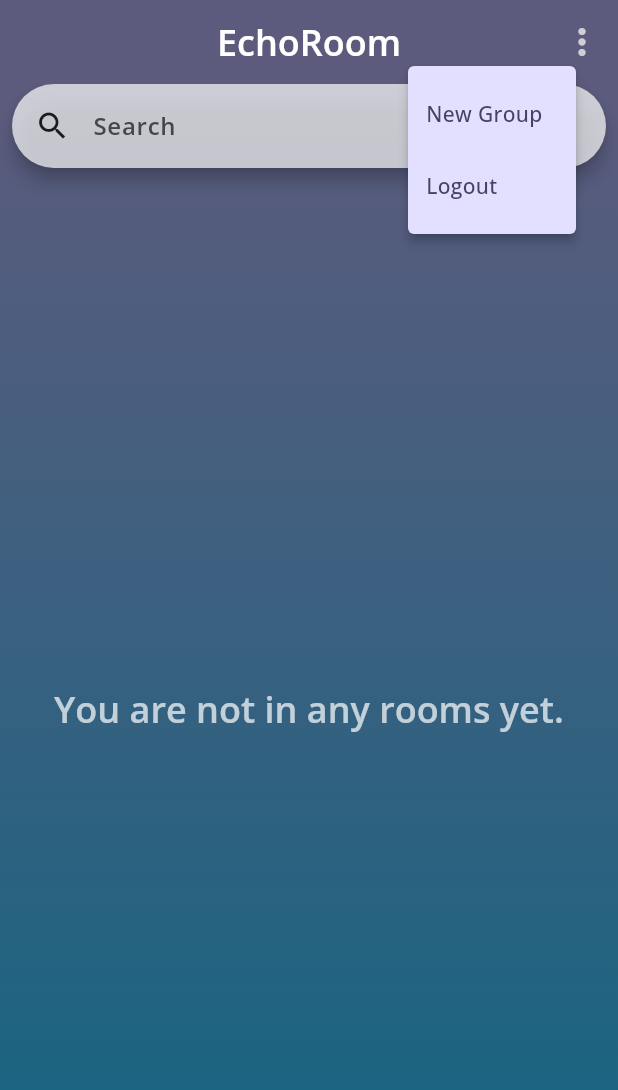
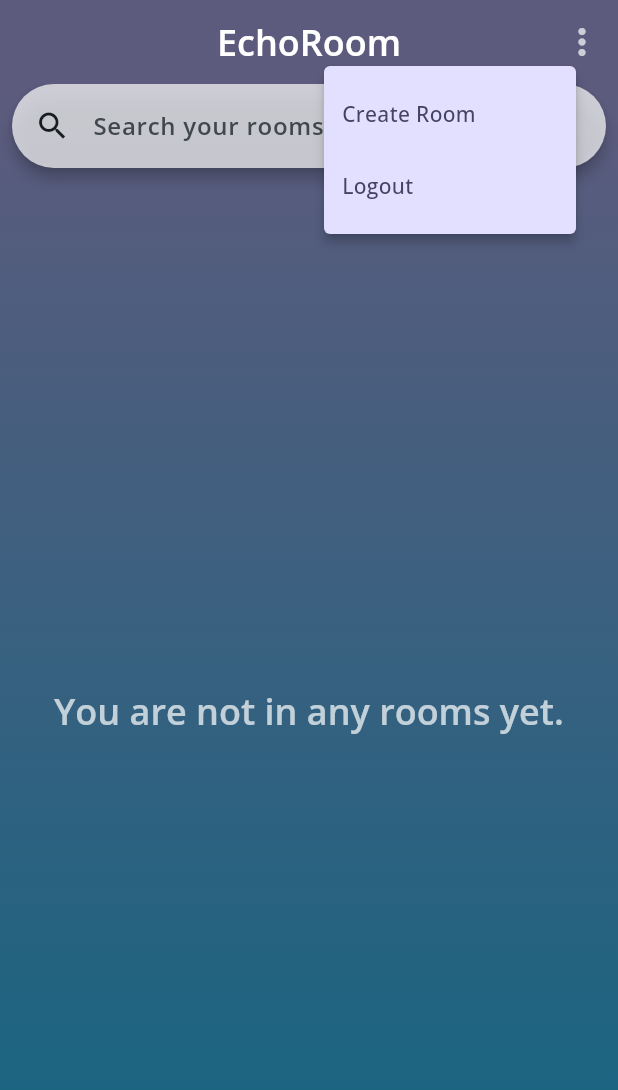
Before and after one commit to priyanshjain117/EchoRoom, a Flutter app: the screen it shows once a user with an empty profile is signed in, after a tap on the "more vert" icon, on a phone screen of 412 x 824 dp. Shown: the top 1090 px of the screen. Run offline on Flutter 3.47's test engine with Material 3 defaults, Android fonts, the phone set to English and light mode, and no system bars; our stand-ins replace cloud_firestore, firebase_auth, firebase_core, google_fonts, image_picker; accounts and stored records are empty.

Commit message:
adding creating room feature and showing real time rooms of user

```diff
--- a/chat_app/lib/main.dart
+++ b/chat_app/lib/main.dart
@@ -41,7 +41,8 @@ class _AppState extends State<App> {
   @override
   Widget build(BuildContext context) {
     return MaterialApp(
-      title: 'FlutterChat',
+      title: 'EchoRoom',
+      debugShowCheckedModeBanner: false,
       theme: ThemeData().copyWith(
         colorScheme: ColorScheme.fromSeed(
           seedColor: const Color.fromARGB(214, 66, 197, 245),
--- a/chat_app/lib/widgets/app_bar_menu.dart
+++ b/chat_app/lib/widgets/app_bar_menu.dart
@@ -1,3 +1,4 @@
+import 'package:chat_app/screens/create_room.dart';
 import 'package:firebase_auth/firebase_auth.dart';
 import 'package:flutter/material.dart';
 
@@ -23,12 +24,12 @@ class AppBarMenu extends StatelessWidget {
         );
         final RelativeRect position = RelativeRect.fromLTRB(
           offset.dx,
-          offset.dy + 40, // Shift down from the icon
+          offset.dy + 40,
           overlay.size.width - offset.dx - 20,
           0,
         );
 
-        final selectedItem = await showMenu<String>(
+        await showMenu<String>(
           context: context,
           color: Theme.of(context).colorScheme.tertiaryContainer,
           position: position,
@@ -37,12 +38,19 @@ class AppBarMenu extends StatelessWidget {
             PopupMenuItem(
               value: 'new_group',
               child: Text(
-                'New Group',
+                'Create Room',
                 style: Theme.of(context).textTheme.bodyMedium!.copyWith(
                       color: Theme.of(context).colorScheme.onTertiaryContainer,
                       fontWeight: FontWeight.w500,
                     ),
               ),
+              onTap: () {
+                Navigator.of(context).push(
+                  MaterialPageRoute(
+                    builder: (context) => CreateRoom(),
+                  ),
+                );
+              },
             ),
             PopupMenuItem(
               value: 'logout',
@@ -57,14 +65,6 @@ class AppBarMenu extends StatelessWidget {
             ),
           ],
         );
-
-        if (selectedItem == 'new_group') {
-          print('NewGroup');
-        } else if (selectedItem == 'logout') {
-          print('logout');
-        } else {
-          print('none');
-        }
       },
     );
   }
--- a/chat_app/lib/widgets/custom_search_bar.dart
+++ b/chat_app/lib/widgets/custom_search_bar.dart
@@ -10,53 +10,30 @@ class CustomSearchBar extends StatefulWidget {
 }
 
 class _CustomSearchBarState extends State<CustomSearchBar> {
+  final FirebaseFirestore firestore = FirebaseFirestore.instance;
   final TextEditingController _searchInput = TextEditingController();
-  final _focusNode = FocusNode();
+  final FocusNode _focusNode = FocusNode();
 
-  List<Map<String, dynamic>> myRooms = [];
-  List<Map<String, dynamic>> suggestedRooms = [];
+  final String currentUserId = FirebaseAuth.instance.currentUser!.uid;
 
-  String currentUserId = FirebaseAuth.instance.currentUser!.uid;
+  late final Stream<QuerySnapshot> _roomsStream;
 
   bool _isFocused = false;
-
-  Future<void> fetchUserRooms() async {
-    final snapshot = await FirebaseFirestore.instance
-        .collection('rooms')
-        .where('members', arrayContains: currentUserId)
-        .get();
-
-    final userRooms =
-        snapshot.docs.map((doc) => {'id': doc.id, ...doc.data()}).toList();
-
-    setState(() {
-      myRooms = userRooms;
-    });
-  }
-
-  void _updateSuggestion(String search) {
-    if (search.trim().isEmpty) {
-      setState(() => suggestedRooms = []);
-      return;
-    }
-
-    setState(() {
-      suggestedRooms = myRooms
-          .where((room) => room['name']
-              .toString()
-              .toLowerCase()
-              .contains(search.toLowerCase()))
-          .toList();
-    });
-  }
 
   @override
   void initState() {
     super.initState();
-    fetchUserRooms();
+
+    _roomsStream = firestore
+        .collection('rooms')
+        .where('members', arrayContains: currentUserId)
+        .orderBy('createdAt', descending: true)
+        .snapshots();
+
     _searchInput.addListener(() {
-      _updateSuggestion(_searchInput.text);
+      setState(() {}); // Triggers rebuild for search results
     });
+
     _focusNode.addListener(() {
       setState(() {
         _isFocused = _focusNode.hasFocus;
@@ -71,7 +48,92 @@ class _CustomSearchBarState extends State<CustomSearchBar> {
     super.dispose();
   }
 
-  bool get _showSuggestions => _searchInput.text.trim().isNotEmpty;
+  bool get _showSuggestions =>
+      _searchInput.text.trim().isNotEmpty && _isFocused;
+
+  List<QueryDocumentSnapshot> _filterRooms(QuerySnapshot snapshot) {
+    final query = _searchInput.text.toLowerCase();
+    return snapshot.docs.where((doc) {
+      final name = doc['name']?.toString().toLowerCase() ?? '';
+      return name.contains(query);
+    }).toList();
+  }
+
+  Widget _buildMainList(AsyncSnapshot<QuerySnapshot> snapshot) {
+    if (snapshot.connectionState == ConnectionState.waiting) {
+      return const Center(child: CircularProgressIndicator());
+    }
+
+    if (!snapshot.hasData || snapshot.data!.docs.isEmpty) {
+      return Center(
+        child: Text(
+          'You are not in any rooms yet.',
+          style: Theme.of(context).textTheme.headlineSmall!.copyWith(
+                color: Colors.white70,
+                fontWeight: FontWeight.w600,
+              ),
+          textAlign: TextAlign.center,
+        ),
+      );
+    }
+
+    final docs = snapshot.data!.docs;
+
+    return ListView.builder(
+      itemCount: docs.length,
+      itemBuilder: (context, index) {
+        final room = docs[index].data() as Map<String, dynamic>;
+        return Card(
+          color: Colors.white70,
+          shape: RoundedRectangleBorder(
+            borderRadius: BorderRadius.circular(10),
+          ),
+          margin: const EdgeInsets.symmetric(vertical: 6),
+          child: ListTile(
+            title: Text(room['name'] ?? 'Unnamed Room'),
+            subtitle: Text('Created by: ${room['createdBy'] ?? 'N/A'}'),
+            onTap: () {
+              print('Tapped on room: ${room['name']}');
+            },
+          ),
+        );
+      },
+    );
+  }
+
+  Widget _buildSuggestions(AsyncSnapshot<QuerySnapshot> snapshot) {
+    final filtered = _filterRooms(snapshot.data!);
+
+    return Material(
+      elevation: 6,
+      borderRadius: BorderRadius.circular(12),
+      color: Colors.white,
+      child: filtered.isEmpty
+          ? const Padding(
+              padding: EdgeInsets.all(12),
+              child: Text(
+                'No matching rooms found.',
+                textAlign: TextAlign.center,
+              ),
+            )
+          : ListView.builder(
+              shrinkWrap: true,
+              itemCount: filtered.length,
+              itemBuilder: (context, index) {
+                final room =
+                    filtered[index].data() as Map<String, dynamic>;
+                return ListTile(
+                  title: Text(room['name']),
+                  onTap: () {
+                    print('Suggested room selected: ${room['name']}');
+                    _searchInput.clear();
+                    _focusNode.unfocus();
+                  },
+                );
+              },
+            ),
+    );
+  }
 
   @override
   Widget build(BuildContext context) {
@@ -80,77 +142,34 @@ class _CustomSearchBarState extends State<CustomSearchBar> {
         SearchBar(
           controller: _searchInput,
           focusNode: _focusNode,
-          elevation: WidgetStatePropertyAll(5),
+          elevation: const WidgetStatePropertyAll(4),
           leading: const Icon(Icons.search),
           backgroundColor: const WidgetStatePropertyAll(Colors.white70),
-          hintText: 'Search',
+          hintText: 'Search your rooms...',
           textStyle: const WidgetStatePropertyAll(
             TextStyle(fontWeight: FontWeight.w600),
           ),
           padding: const WidgetStatePropertyAll(
             EdgeInsets.symmetric(horizontal: 15),
           ),
-          onChanged: (query) {},
         ),
-        if (_showSuggestions && _isFocused)
-          Material(
-            elevation: 6,
-            borderRadius: BorderRadius.circular(12),
-            child: suggestedRooms.isEmpty
-                ? Padding(
-                    padding: EdgeInsets.all(12),
-                    child: Text(
-                      'No matching rooms found.',
-                      textAlign: TextAlign.center,
-                    ),
-                  )
-                : ListView.builder(
-                    shrinkWrap: true,
-                    itemCount: suggestedRooms.length,
-                    itemBuilder: (context, index) {
-                      final room = suggestedRooms[index];
-                      return ListTile(
-                        title: Text(room['name']),
-                        onTap: () {
-                            print('recommended room: ${room['name']}');
-                          _searchInput.text = '';
-                          _focusNode.unfocus();
-                        },
-                      );
-                    },
+        const SizedBox(height: 13),
+        Expanded(
+          child: StreamBuilder<QuerySnapshot>(
+            stream: _roomsStream,
+            builder: (context, snapshot) {
+              return Stack(
+                children: [
+                  Visibility(
+                    visible: !_showSuggestions,
+                    child: _buildMainList(snapshot),
                   ),
+                  if (_showSuggestions)
+                    _buildSuggestions(snapshot),
+                ],
+              );
+            },
           ),
-        const SizedBox(height: 10),
-        Expanded(
-          child: myRooms.isEmpty
-              ? Center(
-                  child: Text(
-                  'You are not in any rooms yet.',
-                  textAlign: TextAlign.center,
-                  style: Theme.of(context).textTheme.headlineSmall!.copyWith(
-                      color: Colors.white70, fontWeight: FontWeight.w600),
-                ))
-              : ListView.builder(
-                  itemCount: myRooms.length,
-                  itemBuilder: (context, index) {
-                    final room = myRooms[index];
-                    return Card(
-                      color: Colors.white70,
-                      shape: RoundedRectangleBorder(
-                        borderRadius: BorderRadius.circular(10),
-                      ),
-                      margin: const EdgeInsets.symmetric(vertical: 6),
-                      child: ListTile(
-                        title: Text(room['name']),
-                        subtitle:
-                            Text('Created by: ${room['creator'] ?? 'N/A'}'),
-                        onTap: () {
-                          print('Tapped on your room: ${room['name']}');
-                        },
-                      ),
-                    );
-                  },
-                ),
         ),
       ],
     );
```
Also changed, not shown: chat_app/lib/screens/create_room.dart (added, +179 -0 lines).
